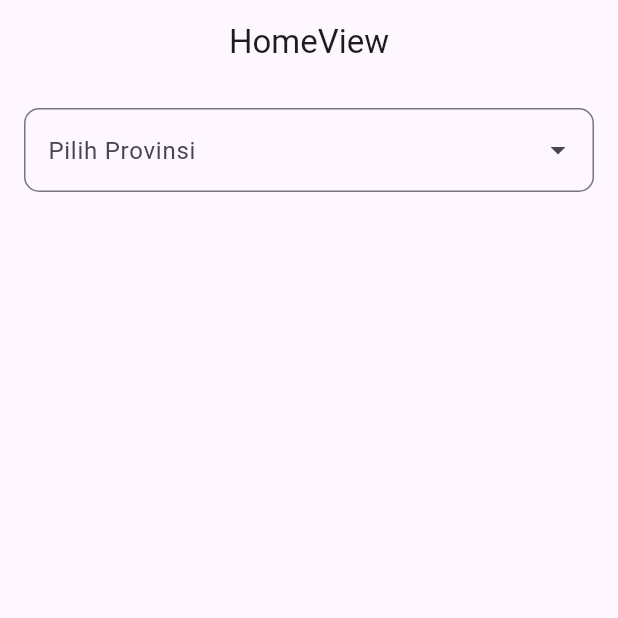
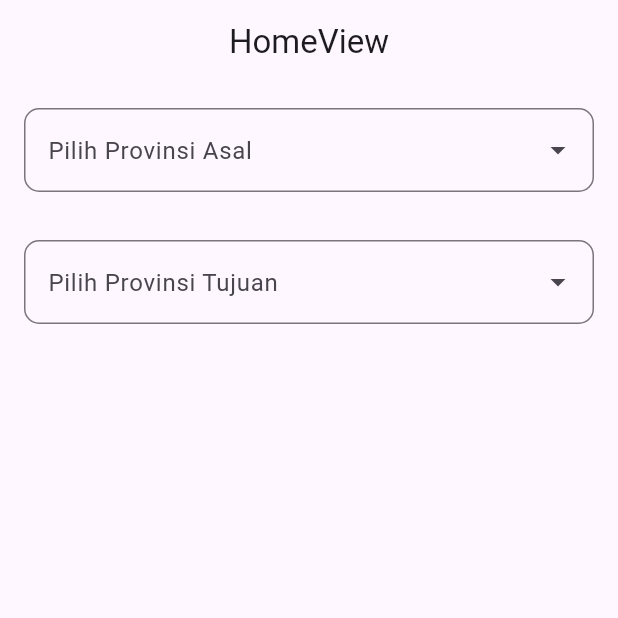
Before and after one commit to faizikhsan123/ongkos_kirim_flutter, a Flutter app: the screen it shows after launch, on a phone screen of 412 x 824 dp, the top half of it. Run offline on Flutter 3.47's test engine with Material 3 defaults, Android fonts, the phone set to English and light mode, and no system bars; drawn by our look-alikes of dropdown_search; our stand-ins replace get.

Commit message:
add Origin and  destination province and city

```diff
--- a/lib/app/modules/home/controllers/city_controller.dart
+++ b/lib/app/modules/home/controllers/city_controller.dart
@@ -5,18 +5,25 @@ import 'package:http/http.dart' as http;
 
 class CityController extends GetxController {
   var kota = <City>[].obs;
-  var id_kota = 0.obs; //untuk menangkap id kota
-  RxBool isHidden = true.obs; //untuk hide jika provinsi sudah dipilih tampilkan kotanya
+  var id_kotaAsal = 0.obs;
+  var id_kotaTujuan = 0.obs;
+
+  RxBool isHiddenAsal = true.obs;
+  RxBool isHiddenTujuan = true.obs;
 
 
-  Future<List<City>> ambilkota() async {
+
+
+  Future<List<City>> ambilkota(String tipe) async { //tambahkan parameter tipe
+   final int id = tipe == 'asal' ? id_kotaAsal.value : id_kotaTujuan.value; //jika tipe asal maka ambil id_kotaAsal, jika tipe tujuan maka ambil id_kotaTujuan
     try {
-      final url = "https://rajaongkir.komerce.id/api/v1/destination/city/$id_kota"; //
+      final url = "https://rajaongkir.komerce.id/api/v1/destination/city/$id";
 
       var response = await http.get(
         Uri.parse(url),
-        headers: {"key": "Q83uhfGO932942e09811f078BC1KB3Lm"},
+        headers: {"key": "MLTwqSd1af8061b9d90b70a0FDT6g0kV"},
       );
+
 
       if (response.statusCode == 200) {
         final datakota = jsonDecode(response.body);
--- a/lib/app/modules/home/controllers/home_controller.dart
+++ b/lib/app/modules/home/controllers/home_controller.dart
@@ -16,16 +16,14 @@ class HomeController extends GetxController {
         //var untuk http get
         Uri.parse(url),
         headers: {
-          "key": "Q83uhfGO932942e09811f078BC1KB3Lm",
+          "key": "MLTwqSd1af8061b9d90b70a0FDT6g0kV",
         }, //header untuk api key(butuh di api raja ongkir)
       );
-
       if (response.statusCode == 200) {
         //jika statusnya berhasil
         final dataProvinsi = jsonDecode(
           response.body,
         ); //mengubah json string ke bentuk List/Map
-        print(dataProvinsi); //mka hasilnya seperti dibawah
 
         //karena struktur jsonnya seperti ini
         //{"meta":{"message":"Success Get Province","code":200,"status":"success"},"data":[{"id":1,"name":"NUSA TENGGARA BARAT (NTB)"},{"id":2,"name":"MALUKU"},
--- a/lib/app/modules/home/views/home_view.dart
+++ b/lib/app/modules/home/views/home_view.dart
@@ -1,14 +1,13 @@
 import 'package:case_ongkir_getx/app/modules/home/controllers/city_controller.dart';
-import 'package:case_ongkir_getx/app/modules/home/models/city.dart';
+import 'package:case_ongkir_getx/app/modules/home/views/widgets/city.dart';
+import 'package:case_ongkir_getx/app/modules/home/views/widgets/province.dart';
 import 'package:flutter/material.dart';
 import 'package:get/get.dart';
-import 'package:dropdown_search/dropdown_search.dart';
-
 import '../controllers/home_controller.dart';
-import '../models/province.dart';
 
 class HomeView extends GetView<HomeController> {
-  final cityC = Get.put(CityController()); //memanggil controller city
+  final CityController cityC = Get.put(CityController());
+  final HomeController homeC = Get.put(HomeController());
 
   @override
   Widget build(BuildContext context) {
@@ -16,84 +15,21 @@ class HomeView extends GetView<HomeController> {
       appBar: AppBar(title: const Text('HomeView'), centerTitle: true),
       body: Column(
         children: [
-          Padding(
-            padding: const EdgeInsets.all(16),
-            child: DropdownSearch<Province>(
-              asyncItems: (String filter) async {
-                return controller.ambilProvinsi();
-              },
-
-              itemAsString: (Province p) => "${p.name} (${p.id})",
-
-              onChanged: (Province? value) {
-                if (value != null) {
-                  cityC.isHidden.value = false; //jika provinsi di pilih maka kota akan muncul
-                  cityC.id_kota.value = value.id; //mengambil id kota dari provinsi yang dipilih
-                }
-              },
-
-              popupProps: PopupProps.menu(
-                showSearchBox: true,
-                searchFieldProps: TextFieldProps(
-                  decoration: InputDecoration(
-                    hintText: "Cari Provinsi",
-                    border: OutlineInputBorder(
-                      borderRadius: BorderRadius.circular(50),
-                    ),
-                  ),
-                ),
-              ),
-
-              dropdownDecoratorProps: DropDownDecoratorProps(
-                dropdownSearchDecoration: InputDecoration(
-                  hintText: "Pilih Provinsi",
-                  border: OutlineInputBorder(
-                    borderRadius: BorderRadius.circular(10),
-                  ),
-                ),
-              ),
-            ),
+          DropdownProvinsi(
+            tipe: "asal",
+          ), //memannggil constructor tipe dan nilainya  =asal
+          Obx(
+            () => cityC.isHiddenAsal.value == false
+                ? DropdownKota(tipe: 'asal') //kotaa asal
+                : Container(),
           ),
-
+          DropdownProvinsi(
+            tipe: "tujuan",
+          ), //memannggil constructor tipe dan nilainya  =tujuan
           Obx(
-            //di obx karena kota akan muncul setelah provinsi dipilih ishiddennya di pantau
-            () => cityC.isHidden.value == false
-                ? Padding(
-                    padding: const EdgeInsets.all(16),
-                    child: DropdownSearch<City>(  //membuat dropdown kota
-                      asyncItems: (String filter) async {
-                        return cityC.ambilkota(); //
-                      },
-
-                      itemAsString: (City p) => "${p.name} (${p.id})", //menampilkan nama kota dan id
-
-                      onChanged: (City? value) {
-                        if (value != null) {}
-                      },
-
-                      popupProps: PopupProps.menu(
-                        showSearchBox: true,
-                        searchFieldProps: TextFieldProps(
-                          decoration: InputDecoration(
-                            hintText: "Cari Kota",
-                            border: OutlineInputBorder(
-                              borderRadius: BorderRadius.circular(50),
-                            ),
-                          ),
-                        ),
-                      ),
-
-                      dropdownDecoratorProps: DropDownDecoratorProps(
-                        dropdownSearchDecoration: InputDecoration(
-                          hintText: "Pilih Kota",
-                          border: OutlineInputBorder(
-                            borderRadius: BorderRadius.circular(10),
-                          ),
-                        ),
-                      ),
-                    ),
-                  )
-                : Container(), //jika ishidden true maka dropdown kota tidak tampil
+            () => cityC.isHiddenTujuan.value == false
+                ? DropdownKota(tipe: 'tujuan') //kotaa tujuan
+                : Container(),
           ),
         ],
       ),
--- /dev/null
+++ b/lib/app/modules/home/views/widgets/province.dart
@@ -0,0 +1,77 @@
+import 'package:case_ongkir_getx/app/modules/home/controllers/city_controller.dart';
+import 'package:case_ongkir_getx/app/modules/home/controllers/home_controller.dart';
+import 'package:case_ongkir_getx/app/modules/home/models/province.dart';
+import 'package:dropdown_search/dropdown_search.dart';
+import 'package:flutter/material.dart';
+import 'package:get/get.dart';
+
+class DropdownProvinsi extends StatelessWidget {
+  DropdownProvinsi({
+    Key? key,
+    required this.tipe, //menambahkan constructor tipe
+  }) : super(key: key);
+
+  final String tipe; //menambahkan variabel tipe
+
+final cityC = Get.find<CityController>();
+final homeC = Get.find<HomeController>();
+
+  @override
+  Widget build(BuildContext context) {
+    return Padding(
+      padding: const EdgeInsets.all(16),
+      child: DropdownSearch<Province>(
+        asyncItems: (String filter) async {
+          return homeC.ambilProvinsi();
+        },
+
+        itemAsString: (Province p) => "${p.name} (${p.id})",
+
+        onChanged: (Province? value) {
+          if (value != null) {
+            if (tipe == 'asal') { //jikka tipenya asal
+              cityC.isHiddenAsal.value = false; //menampilkan dropdown kota asal
+              cityC.id_kotaAsal.value = value.id; //menyimpan id kota asal
+            } else if (tipe == 'tujuan') { //jika tipenya tujuan
+              cityC.isHiddenTujuan.value = false; //menampilkan dropdown kota tujuan
+              cityC.id_kotaTujuan.value = value.id; //menyimpan id kota tujuan
+            }
+          }else if (value == null) { //jika tombol clear X  ditekan
+            if (tipe == 'asal') { //jika tipenya asal
+              cityC.isHiddenAsal.value = true; //menyembunyikan dropdown kota asal
+            } else if (tipe == 'tujuan') { //jika tipenya tujuan
+              cityC.isHiddenTujuan.value = true; //menyembunyikan dropdown kota asal
+
+            }
+
+          }
+        },
+
+        clearButtonProps: ClearButtonProps(
+          isVisible: true,
+        ), //menambahkan tombol clear
+
+        popupProps: PopupProps.menu(
+          showSearchBox: true,
+          searchFieldProps: TextFieldProps(
+            decoration: InputDecoration(
+              hintText: "Cari Provinsi",
+              border: OutlineInputBorder(
+                borderRadius: BorderRadius.circular(50),
+              ),
+            ),
+          ),
+        ),
+
+        dropdownDecoratorProps: DropDownDecoratorProps(
+          dropdownSearchDecoration: InputDecoration(
+            hintText: tipe == 'asal'
+                ? "Pilih Provinsi Asal"
+                : "Pilih Provinsi Tujuan", //jika tipe = asal maka tampilkan "Pilih Provinsi Asal", jika tipe = tujuan maka tampilkan "Pilih Provinsi Tujuan"
+            border: OutlineInputBorder(borderRadius: BorderRadius.circular(10)),
+          ),
+        ),
+      ),
+    );
+  }
+}
```
Also changed, not shown: lib/app/modules/home/views/widgets/city.dart (added, +56 -0 lines).
